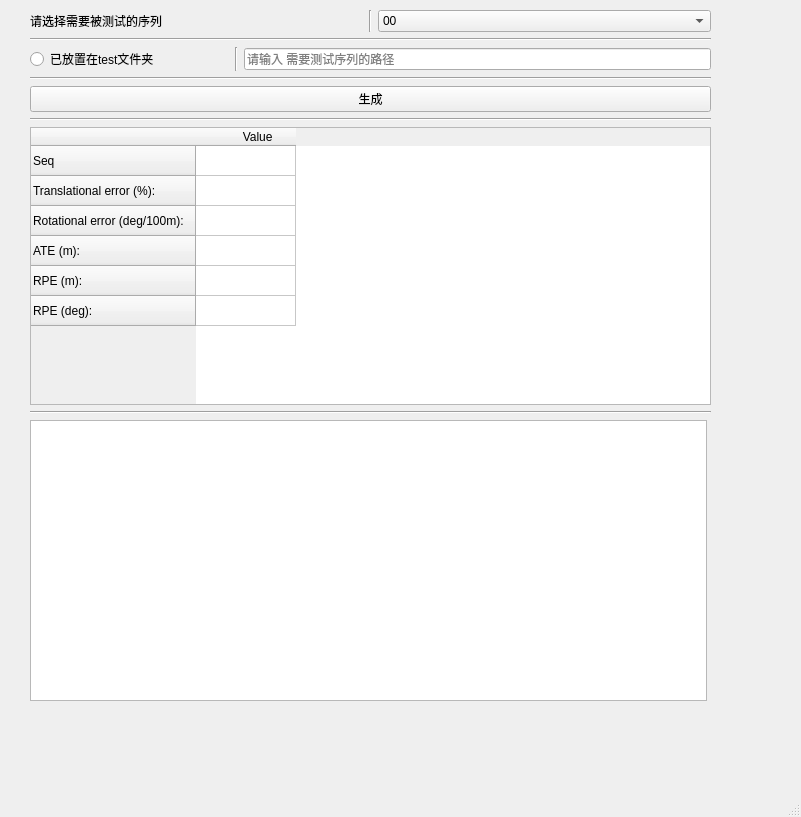
First picture: the form in ui/ui.ui, repository Astrophil-github/eval_odom_app, before the edit.
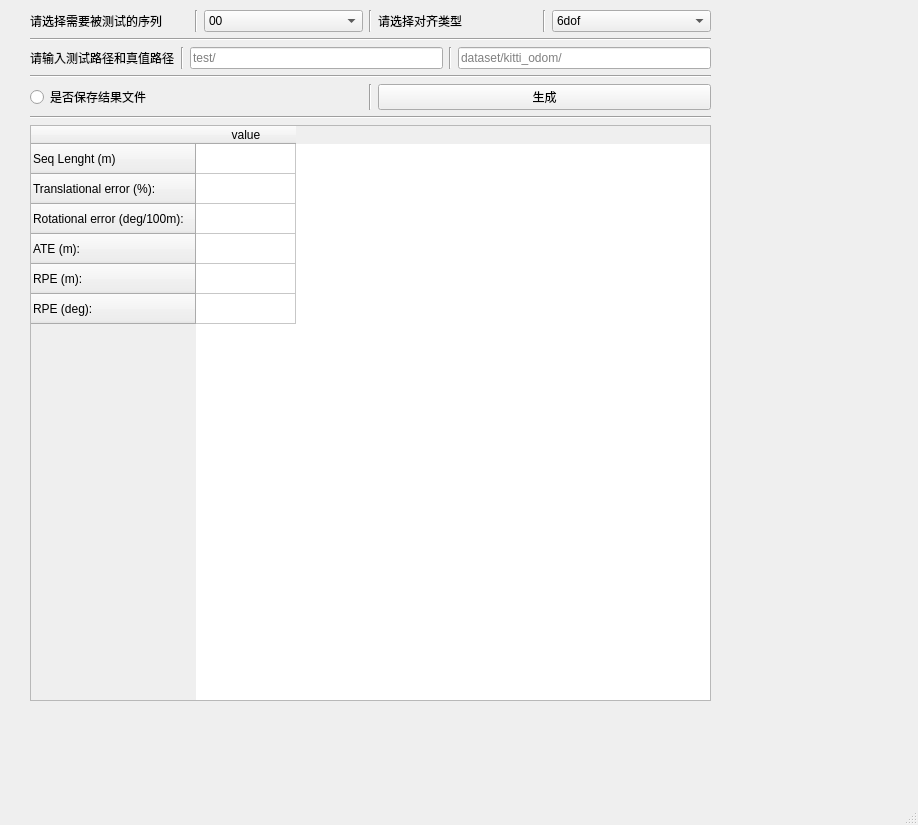
Second picture: the form after the edit.

Commit message: 更改UI

```diff
--- a/ui/ui.ui
+++ b/ui/ui.ui
@@ -6,8 +6,8 @@
    <rect>
     <x>0</x>
     <y>0</y>
-    <width>801</width>
-    <height>817</height>
+    <width>918</width>
+    <height>825</height>
    </rect>
   </property>
   <property name="windowTitle">
@@ -27,23 +27,26 @@
      <item>
       <layout class="QVBoxLayout" name="verticalLayout_2">
        <item>
-        <layout class="QHBoxLayout" name="horizontalLayout_2">
+        <layout class="QHBoxLayout" name="horizontalLayout_2"/>
+       </item>
+       <item>
+        <layout class="QHBoxLayout" name="horizontalLayout_3">
          <item>
-          <widget class="QLabel" name="label">
+          <widget class="QLabel" name="label_3">
            <property name="text">
-            <string>请选择需要被测试的序列  </string>
+            <string>请选择需要被测试的序列</string>
            </property>
           </widget>
          </item>
          <item>
-          <widget class="Line" name="line_6">
+          <widget class="Line" name="line_9">
            <property name="orientation">
             <enum>Qt::Vertical</enum>
            </property>
           </widget>
          </item>
          <item>
-          <widget class="QComboBox" name="comboBox">
+          <widget class="QComboBox" name="comboBox_seq">
            <item>
             <property name="text">
              <string>00</string>
@@ -101,21 +104,121 @@
            </item>
           </widget>
          </item>
+         <item>
+          <widget class="Line" name="line_4">
+           <property name="orientation">
+            <enum>Qt::Vertical</enum>
+           </property>
+          </widget>
+         </item>
+         <item>
+          <widget class="QLabel" name="label_2">
+           <property name="text">
+            <string>请选择对齐类型</string>
+           </property>
+          </widget>
+         </item>
+         <item>
+          <widget class="Line" name="line_7">
+           <property name="orientation">
+            <enum>Qt::Vertical</enum>
+           </property>
+          </widget>
+         </item>
+         <item>
+          <widget class="QComboBox" name="comboBox_align">
+           <item>
+            <property name="text">
+             <string>6dof</string>
+            </property>
+           </item>
+           <item>
+            <property name="text">
+             <string>7dof</string>
+            </property>
+           </item>
+           <item>
+            <property name="text">
+             <string>scale_7dof</string>
+            </property>
+           </item>
+           <item>
+            <property name="text">
+             <string>scale</string>
+            </property>
+           </item>
+          </widget>
+         </item>
         </layout>
        </item>
        <item>
-        <widget class="Line" name="line_4">
+        <widget class="Line" name="line_8">
          <property name="orientation">
           <enum>Qt::Horizontal</enum>
          </property>
         </widget>
        </item>
        <item>
-        <layout class="QHBoxLayout" name="horizontalLayout">
+        <layout class="QHBoxLayout" name="horizontalLayout_5">
+         <item>
+          <widget class="QLabel" name="label_4">
+           <property name="text">
+            <string>请输入测试路径和真值路径</string>
+           </property>
+          </widget>
+         </item>
+         <item>
+          <widget class="Line" name="line_6">
+           <property name="orientation">
+            <enum>Qt::Vertical</enum>
+           </property>
+          </widget>
+         </item>
+         <item>
+          <widget class="QLineEdit" name="lineEdit_test">
+           <property name="text">
+            <string/>
+           </property>
+           <property name="placeholderText">
+            <string>test/</string>
+           </property>
+          </widget>
+         </item>
+         <item>
+          <widget class="Line" name="line_10">
+           <property name="orientation">
+            <enum>Qt::Vertical</enum>
+           </property>
+          </widget>
+         </item>
+         <item>
+          <widget class="QLineEdit" name="lineEdit_gt">
+           <property name="text">
+            <string/>
+           </property>
+           <property name="placeholderText">
+            <string>dataset/kitti_odom/</string>
+           </property>
+          </widget>
+         </item>
+        </layout>
+       </item>
+       <item>
+        <layout class="QHBoxLayout" name="horizontalLayout"/>
+       </item>
+       <item>
+        <widget class="Line" name="line_3">
+         <property name="orientation">
+          <enum>Qt::Horizontal</enum>
+         </property>
+        </widget>
+       </item>
+       <item>
+        <layout class="QHBoxLayout" name="horizontalLayout_4">
          <item>
           <widget class="QRadioButton" name="radioButton">
            <property name="text">
-            <string>已放置在test文件夹                     </string>
+            <string>是否保存结果文件</string>
            </property>
           </widget>
          </item>
@@ -127,28 +230,14 @@
           </widget>
          </item>
          <item>
-          <widget class="QLineEdit" name="lineEdit">
-           <property name="placeholderText">
-            <string>请输入 需要测试序列的路径</string>
+          <widget class="QPushButton" name="button">
+           <property name="text">
+            <string>生成</string>
            </property>
           </widget>
          </item>
         </layout>
        </item>
-       <item>
-        <widget class="Line" name="line_3">
-         <property name="orientation">
-          <enum>Qt::Horizontal</enum>
-         </property>
-        </widget>
-       </item>
-       <item>
-        <widget class="QPushButton" name="button">
-         <property name="text">
-          <string>生成</string>
-         </property>
-        </widget>
-       </item>
        <item>
         <widget class="Line" name="line_2">
          <property name="orientation">
@@ -158,9 +247,12 @@
        </item>
        <item>
         <widget class="QTableWidget" name="tableWidget">
+         <property name="columnCount">
+          <number>1</number>
+         </property>
          <row>
           <property name="text">
-           <string>Seq</string>
+           <string>Seq Lenght (m)</string>
           </property>
          </row>
          <row>
@@ -190,42 +282,11 @@
          </row>
          <column>
           <property name="text">
-           <string>                     Value              </string>
+           <string>value</string>
           </property>
          </column>
         </widget>
        </item>
-       <item>
-        <widget class="Line" name="line">
-         <property name="orientation">
-          <enum>Qt::Horizontal</enum>
-         </property>
-        </widget>
-       </item>
-       <item>
-        <widget class="QGraphicsView" name="graphicsView_2">
-         <property name="minimumSize">
-          <size>
-           <width>677</width>
-           <height>281</height>
-          </size>
-         </property>
-         <property name="maximumSize">
-          <size>
-           <width>677</width>
-           <height>16777215</height>
-          </size>
-         </property>
-         <property name="sceneRect">
-          <rectf>
-           <x>0.000000000000000</x>
-           <y>0.000000000000000</y>
-           <width>0.000000000000000</width>
-           <height>0.000000000000000</height>
-          </rectf>
-         </property>
-        </widget>
-       </item>
       </layout>
      </item>
     </layout>
```
